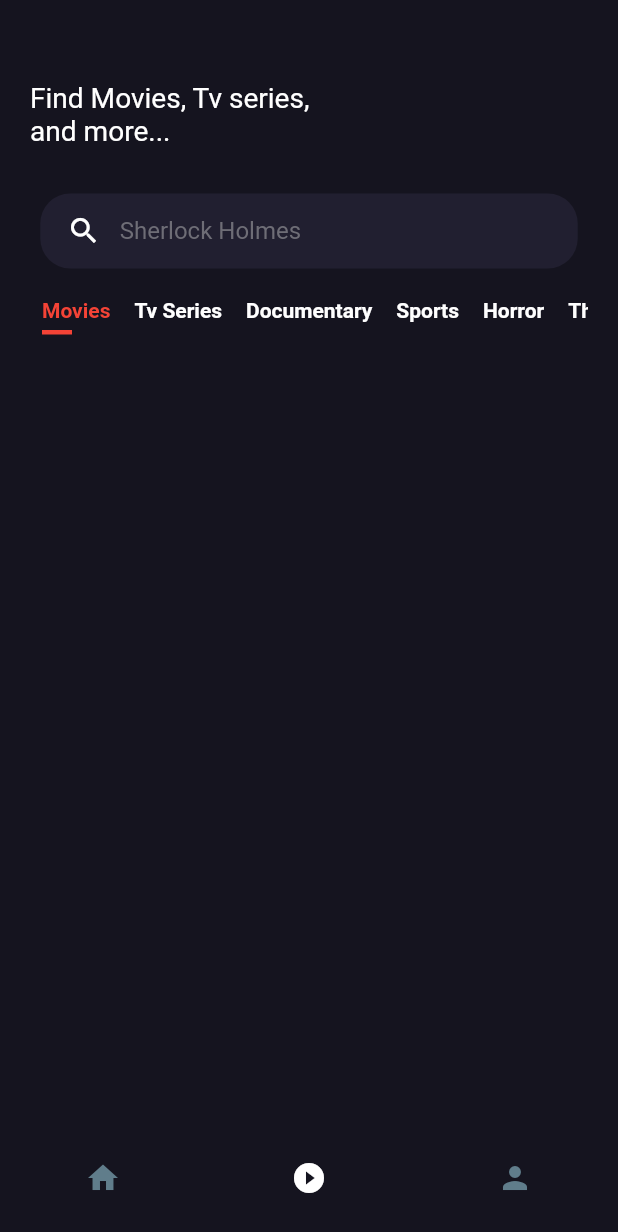
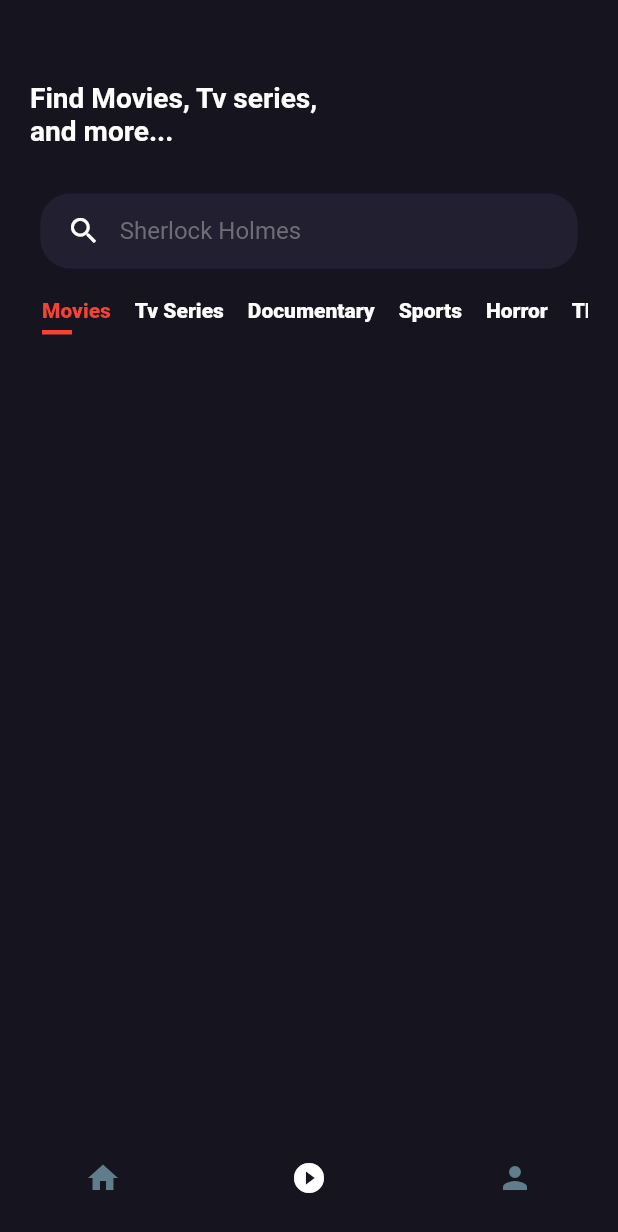
Before and after one commit to RakhimoFF99/movie_mobile, a Flutter app: the screen it shows after launch, item 2 of the bottom bar chosen, on a phone screen of 412 x 824 dp. Shown: the top 1232 px of the screen. Run offline on Flutter 3.47's test engine with Material 2 defaults, Android fonts, the phone set to English and light mode, and no system bars.

Commit message:
'sdsdsdd

```diff
--- a/lib/main.dart
+++ b/lib/main.dart
@@ -1,6 +1,5 @@
 import 'package:flutter/material.dart';
 import 'package:movie_app/screens/HomePage/HomePage.dart';
-import 'package:movie_app/screens/MoviePage/MoviePage.dart';
 
 void main() {
   runApp(MyApp());
@@ -18,7 +17,6 @@ class MyApp extends StatelessWidget {
           splashFactory: InkRipple.splashFactory,
           primarySwatch: Colors.blueGrey,
         ),
-      home:HomePage()
-    );
+        home: HomePage());
   }
 }
--- a/lib/screens/HomePage/HomePage.dart
+++ b/lib/screens/HomePage/HomePage.dart
@@ -1,7 +1,7 @@
 import 'package:flutter/material.dart';
 import 'package:movie_app/screens/HomePage/components/Category.dart';
+
 class HomePage extends StatefulWidget {
-
   HomePage();
 
   @override
@@ -10,7 +10,7 @@ class HomePage extends StatefulWidget {
 
 class _HomePageState extends State<HomePage> {
   int index = 0;
-  List pages = [home,play,personAccount];
+  List pages = [home, play, personAccount];
 
   @override
   Widget build(BuildContext context) {
@@ -26,45 +26,52 @@ class _HomePageState extends State<HomePage> {
             child: Row(
               mainAxisAlignment: MainAxisAlignment.spaceAround,
               children: [
-                IconButton(onPressed: () {
+                IconButton(
+                    onPressed: () {
                       setState(() {
                         index = 0;
                       });
-                }, icon: Icon(Icons.home,color: index == 0 ? Colors.white:Colors.blueGrey,)),
-                IconButton(onPressed: () {
+                    },
+                    icon: Icon(
+                      Icons.home,
+                      color: index == 0 ? Colors.white : Colors.blueGrey,
+                    )),
+                IconButton(
+                    onPressed: () {
                       setState(() {
                         index = 1;
                       });
-                },icon: Icon(Icons.play_circle_fill_outlined,color: index == 1 ? Colors.white:Colors.blueGrey,)),
-               IconButton(onPressed: (){
+                    },
+                    icon: Icon(
+                      Icons.play_circle_fill_outlined,
+                      color: index == 1 ? Colors.white : Colors.blueGrey,
+                    )),
+                IconButton(
+                    onPressed: () {
                       setState(() {
                         index = 2;
                       });
-
-               }, icon: Icon(Icons.person,color: index == 2 ? Colors.white : Colors.blueGrey,))
-
-
+                    },
+                    icon: Icon(
+                      Icons.person,
+                      color: index == 2 ? Colors.white : Colors.blueGrey,
+                    ))
               ],
             ),
           ),
-
         ],
       ),
     );
   }
-
-
-}
-Widget home (size) {
-  return Container(
-
-  );
 }
 
-Widget play (size) {
+Widget home(size) {
+  return Container();
+}
 
+Widget play(size) {
   return Container(
-    padding: EdgeInsets.symmetric(horizontal: 20,vertical: 25),
+    padding: EdgeInsets.symmetric(horizontal: 20, vertical: 25),
     child: SingleChildScrollView(
       child: Column(
         crossAxisAlignment: CrossAxisAlignment.start,
@@ -73,50 +80,71 @@ Widget play (size) {
             height: 30,
           ),
           Container(
-              width: size.width/2,
-              child: Text('Find Movies, Tv series, and more...',style: TextStyle(
-                fontSize:size.width/22 ,
-                color: Colors.white
-              ),),
+            width: size.width / 2,
+            child: Text(
+              'Find Movies, Tv series, and more...',
+              style: TextStyle(
+                  fontSize: size.width / 22,
+                  color: Colors.white,
+                  fontWeight: FontWeight.w700),
             ),
-            SizedBox(height: 30,),
+          ),
+          SizedBox(
+            height: 30,
+          ),
           Center(
             child: Container(
               padding: EdgeInsets.symmetric(horizontal: 5),
-                width:  size.width/1.15,
+              width: size.width / 1.15,
               height: 50,
               decoration: BoxDecoration(
                   borderRadius: BorderRadius.circular(20),
-                  color: Color(0xff211F30)
-                ),
+                  color: Color(0xff211F30)),
               child: TextFormField(
-                  style: TextStyle(
-                    color: Colors.white
-                  ),
+                style: TextStyle(color: Colors.white),
                 cursorColor: Colors.white,
                 decoration: InputDecoration(
-                    prefixIcon: Icon(Icons.search_outlined,color: Colors.white,size: size.width/18,),
-                    contentPadding:
-                    EdgeInsets.symmetric(vertical: 15),
+                  prefixIcon: Icon(
+                    Icons.search_outlined,
+                    color: Colors.white,
+                    size: size.width / 18,
+                  ),
+                  contentPadding: EdgeInsets.symmetric(vertical: 15),
                   hintText: "Sherlock Holmes",
-                    hintStyle: TextStyle(
-                      color: Color(0xff6E6D76)
-                    ),
+                  hintStyle: TextStyle(color: Color(0xff6E6D76)),
                   labelStyle: TextStyle(),
                   border: InputBorder.none,
                 ),
               ),
             ),
           ),
-            SizedBox(height: 20,),
-            Category()
+          SizedBox(
+            height: 20,
+          ),
+          Category(),
+          SizedBox(
+            height: 15,
+          ),
+          Container(
+            child: GridView.builder(
+                shrinkWrap: true,
+                gridDelegate: SliverGridDelegateWithMaxCrossAxisExtent(
+                  maxCrossAxisExtent: 2,
+                  mainAxisExtent: 1,
+                  childAspectRatio: 1,
+                  crossAxisSpacing: 1,
+                ),
+                itemCount: 6,
+                itemBuilder: (context, index) {
+                  return Text('sdsd');
+                }),
+          )
         ],
       ),
     ),
   );
 }
-Widget personAccount (size) {
-  return Container(
 
-  );
+Widget personAccount(size) {
+  return Container();
 }
--- a/lib/screens/HomePage/components/Category.dart
+++ b/lib/screens/HomePage/components/Category.dart
@@ -1,4 +1,5 @@
 import 'package:flutter/material.dart';
+
 class Category extends StatefulWidget {
   const Category({Key? key}) : super(key: key);
 
@@ -8,7 +9,14 @@ class Category extends StatefulWidget {
 
 class _CategoryState extends State<Category> {
   int indexTitle = 0;
-  List categories = ["Movies","Tv Series","Documentary","Sports","Horror","Thriller"];
+  List categories = [
+    "Movies",
+    "Tv Series",
+    "Documentary",
+    "Sports",
+    "Horror",
+    "Thriller"
+  ];
   @override
   Widget build(BuildContext context) {
     return SizedBox(
@@ -17,9 +25,11 @@ class _CategoryState extends State<Category> {
           shrinkWrap: true,
           scrollDirection: Axis.horizontal,
           itemCount: categories.length,
-          itemBuilder: (context,index) {
+          itemBuilder: (context, index) {
             return Container(
               padding: EdgeInsets.symmetric(horizontal: 8),
+              child: AnimatedContainer(
+                duration: Duration(milliseconds: 1000),
                 child: Column(
                   crossAxisAlignment: CrossAxisAlignment.start,
                   children: [
@@ -29,23 +39,30 @@ class _CategoryState extends State<Category> {
                           indexTitle = index;
                         });
                       },
-                      child: Text(categories[index],style: TextStyle(
-                        color: indexTitle == index ? Colors.red:Colors.white,
-                        fontWeight: FontWeight.w600
-                      ),),
+                      child: Text(
+                        categories[index],
+                        style: TextStyle(
+                          color:
+                              indexTitle == index ? Colors.red : Colors.white,
+                          fontWeight: FontWeight.w800,
                         ),
-                  SizedBox(height: 5,),
-                 indexTitle == index ?Container(
+                      ),
+                    ),
+                    SizedBox(
+                      height: 5,
+                    ),
+                    indexTitle == index
+                        ? Container(
                             width: 20,
                             height: 3,
                             color: Colors.red,
-                  ):Container()
+                          )
+                        : Container()
                   ],
                 ),
+              ),
             );
-
           }),
     );
-
   }
 }
```
Also changed, not shown: lib/screens/HomePage/components/movieCard.dart (added, +37 -0 lines), pubspec.lock. Lines whose indentation alone changed are shown as unchanged.
